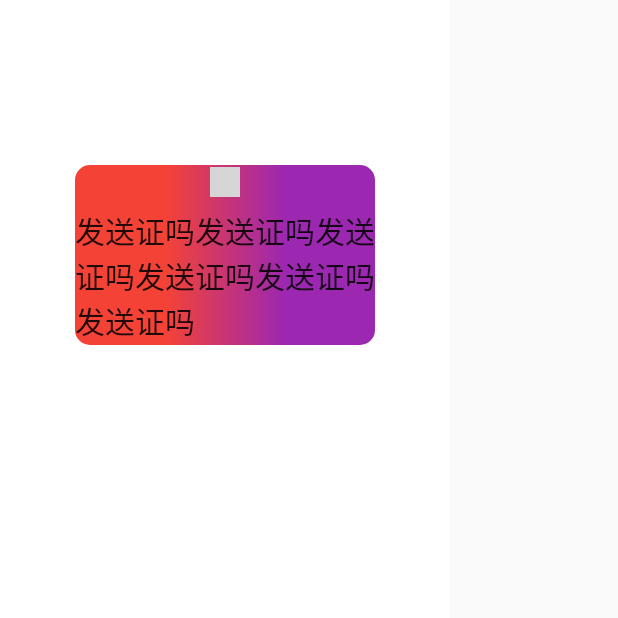
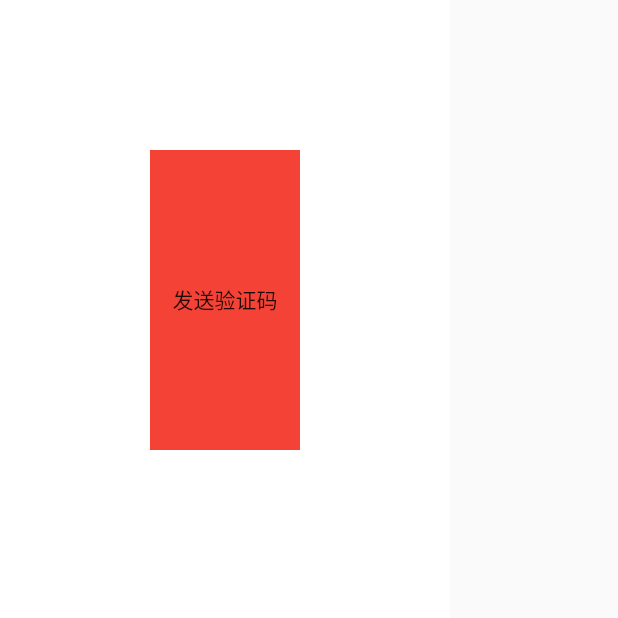
Before and after one commit to zhoushuangjian001/idkit_button, a Flutter app: the screen it shows after launch, on a phone screen of 412 x 824 dp, the top half of it. Run offline on Flutter 3.47's test engine with Material 2 defaults, Android fonts, the phone set to English and light mode, and no system bars; grey boxes are pictures that could not be loaded.

Commit message:
倒计时按钮

```diff
--- a/example/lib/main.dart
+++ b/example/lib/main.dart
@@ -1,5 +1,6 @@
 import 'package:flutter/material.dart';
 import 'package:idkit_button/base_button.dart';
+import 'package:idkit_button/idkit_button.dart';
 
 main() {
   runApp(MyApp());
@@ -17,6 +18,50 @@ class MyApp extends StatelessWidget {
 }
 
 class HomePage extends StatelessWidget {
+  @override
+  Widget build(BuildContext context) {
+    return Container(
+      padding: EdgeInsets.zero,
+      color: Colors.white,
+      child: Column(
+        crossAxisAlignment: CrossAxisAlignment.center,
+        children: [
+          SizedBox(
+            height: 100,
+            width: 300,
+          ),
+          Container(
+            width: 100,
+            color: Colors.green,
+          ),
+          IDKitDeclineTimeButton(
+            width: 100,
+            bgColor: Colors.red,
+            height: 200,
+            title: "发送验证码",
+            lifte: true,
+            timingTitle: "已发送 %T",
+            onTap: (start) {
+              print("事件触发");
+              Future.delayed(Duration(seconds: 1), () {
+                start(true);
+              });
+              print("结束");
+            },
+            resetState: (resetBlock) {
+              print("事件触发----");
+              Future.delayed(Duration(seconds: 36), () {
+                resetBlock(true);
+              });
+            },
+          ),
+        ],
+      ),
+    );
+  }
+}
+
+class HomePage1 extends StatelessWidget {
   @override
   Widget build(BuildContext context) {
     return Container(
--- a/lib/idkit_button.dart
+++ b/lib/idkit_button.dart
@@ -1,3 +1,4 @@
 library idkit_button;
 
 export 'package:idkit_button/base_button.dart';
+export 'package:idkit_button/time_buttom.dart';
--- /dev/null
+++ b/lib/time_buttom.dart
@@ -0,0 +1,211 @@
+import 'dart:async';
+import 'package:flutter/material.dart';
+
+class IDKitDeclineTimeButton extends StatefulWidget {
+  const IDKitDeclineTimeButton({
+    Key key,
+    this.title,
+    this.maxLines,
+    this.style,
+    this.totalTime,
+    this.width,
+    this.height,
+    this.bgColor,
+    this.enable,
+    this.onTap,
+    this.padding,
+    this.margin,
+    this.alignment,
+    this.lifte,
+    this.timingTitle,
+    this.resetState,
+  }) : super(key: key);
+
+  /// The text of button.
+  final String title;
+
+  /// Maximum number of lines of button text.
+  final int maxLines;
+
+  /// Button text style.
+  final TextStyle style;
+
+  /// Total time of button timing,defalut 60.
+  final int totalTime;
+
+  /// The size of the button.
+  final double width;
+  final double height;
+
+  /// The background color of the button.
+  final Color bgColor;
+
+  /// Can buttons interact.
+  final bool enable;
+
+  /// Button click event callback method.
+  final Function(Function(bool) start) onTap;
+
+  /// Empty space to inscribe inside the [decoration]. The [child], if any, is
+  /// placed inside this padding.
+  final EdgeInsetsGeometry padding;
+
+  /// Empty space to surround the [decoration] and [child].
+  final EdgeInsetsGeometry margin;
+
+  /// The location of the subclass within the button.
+  final AlignmentGeometry alignment;
+
+  /// Button timing mode: true is up time; false is down time, default false.
+  final bool lifte;
+
+  /// The copywriting form of button timing, for example: "get after x seconds", replace the timing value with %T.
+  final String timingTitle;
+
+  /// Reset button timing status.
+  final Function(Function(bool) resetBlock) resetState;
+
+  @override
+  _IDKitDeclineTimeButtonState createState() => _IDKitDeclineTimeButtonState();
+}
+
+class _IDKitDeclineTimeButtonState extends State<IDKitDeclineTimeButton> {
+  bool _enable;
+  TextStyle _textStyle;
+  int _timing;
+  bool _lifte;
+  int _totalTime;
+  Timer _timer;
+  String _timingTitle;
+
+  /// Global button text mark key.
+  GlobalKey<_ButtonTitleState> _globalKey = GlobalKey();
+  @override
+  void initState() {
+    super.initState();
+    _enable = widget.enable ?? true;
+    _textStyle = widget.style;
+    _lifte = widget.lifte ?? false;
+    _totalTime = 60;
+    _timingTitle = widget.timingTitle;
+    if (_timingTitle == null || !_timingTitle.contains("T")) {
+      _timingTitle = "%Ts 后再试";
+    }
+  }
+
+  @override
+  Widget build(BuildContext context) {
+    return GestureDetector(
+      child: Container(
+        padding: widget.padding,
+        margin: widget.margin,
+        width: widget.width,
+        height: widget.height,
+        alignment: widget.alignment ?? Alignment.center,
+        color: widget.bgColor ?? Colors.transparent,
+        child: ButtonTitle(
+          key: _globalKey,
+          title: widget.title ?? "",
+          style: _textStyle,
+          maxLines: widget.maxLines,
+        ),
+      ),
+      onTap: () {
+        if (_enable) {
+          if (widget.onTap != null) {
+            _enable = false;
+            widget.onTap((start) {
+              if (start) {
+                _declineTimeMethod();
+              } else {
+                _enable = true;
+              }
+            });
+          }
+
+          /// Reset button timing status.
+          if (widget.resetState != null) {
+            widget.resetState((state) {
+              if (state) {
+                _timer?.cancel();
+                _globalKey.currentState.declineTitleHandle(isFinsh: true);
+                _enable = true;
+              }
+            });
+          }
+        }
+      },
+    );
+  }
+
+  void _declineTimeMethod() {
+    // Reset value.
+    _timing = 0;
+    _enable = false;
+    _timer = Timer.periodic(Duration(seconds: 1), (timer) {
+      _timing += 1;
+      var isFinsh = false;
+      if (_timing >= _totalTime) {
+        isFinsh = true;
+        _enable = true;
+        timer.cancel();
+      }
+      var curTitle = _timing;
+      if (!_lifte) {
+        curTitle = _totalTime - _timing;
+      }
+      var result = _timingTitle.replaceAll(RegExp(r'%T'), "$curTitle");
+      _globalKey.currentState
+          .declineTitleHandle(title: result, isFinsh: isFinsh);
+    });
+  }
+
+  @override
+  void dispose() {
+    _timer?.cancel();
+    super.dispose();
+  }
+}
+
+class ButtonTitle extends StatefulWidget {
+  ButtonTitle({Key key, this.title, this.style, this.maxLines})
+      : super(key: key);
+  final String title;
+  final TextStyle style;
+  final int maxLines;
+  @override
+  _ButtonTitleState createState() => _ButtonTitleState();
+}
+
+class _ButtonTitleState extends State<ButtonTitle> {
+  String _title;
+  TextStyle _style;
+  int _maxLines;
+  @override
+  void initState() {
+    super.initState();
+    _title = widget.title;
+    _style = widget.style;
+    _maxLines = widget.maxLines;
+  }
+
+  @override
+  Widget build(BuildContext context) {
+    return Text(
+      _title,
+      style: _style,
+      maxLines: _maxLines,
+    );
+  }
+
+  /// Update button text
+  void declineTitleHandle({String title, bool isFinsh = false}) {
+    setState(() {
+      if (isFinsh) {
+        _title = widget.title;
+      } else {
+        _title = title;
+      }
+    });
+  }
+}
--- a/pubspec.yaml
+++ b/pubspec.yaml
@@ -1,6 +1,6 @@
 name: idkit_button
 description: A new Flutter package project.
-version: 0.0.2
+version: 0.0.3
 author:
 homepage:
 
```
Also changed, not shown: example/pubspec.lock.
